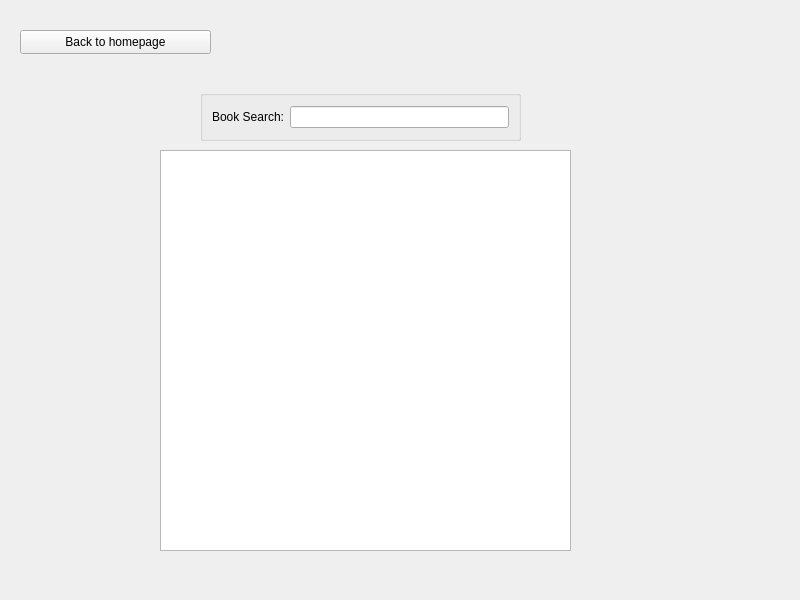
Above: booklistwindow.ui from calderon-antoniop410/LibraryPlusPlus before the change. Below: the same form after it.
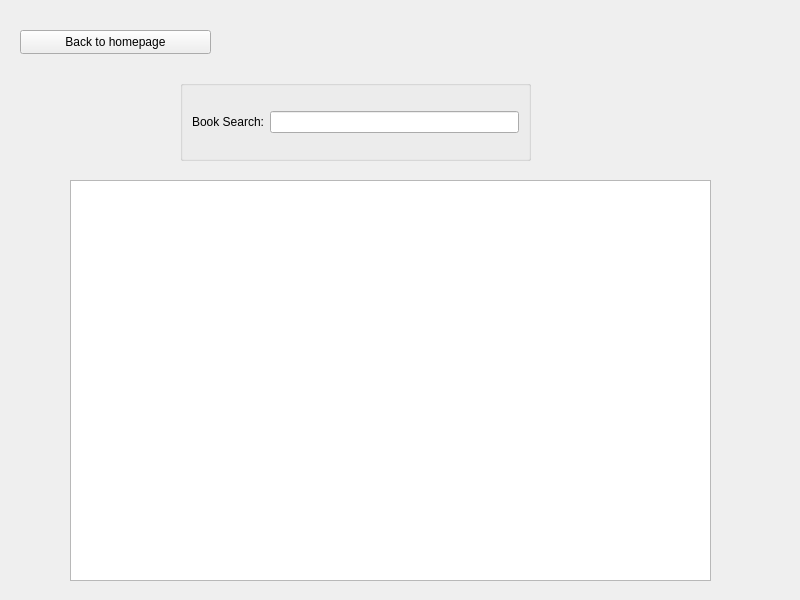
That is the form after the change.

The edit to the form file:
```diff
--- a/booklistwindow.ui
+++ b/booklistwindow.ui
@@ -30,9 +30,9 @@
    <widget class="QTableView" name="tableView">
     <property name="geometry">
      <rect>
-      <x>160</x>
-      <y>150</y>
-      <width>411</width>
+      <x>70</x>
+      <y>180</y>
+      <width>641</width>
       <height>401</height>
      </rect>
     </property>
@@ -40,10 +40,10 @@
    <widget class="QGroupBox" name="groupBox">
     <property name="geometry">
      <rect>
-      <x>200</x>
-      <y>90</y>
-      <width>321</width>
-      <height>51</height>
+      <x>180</x>
+      <y>80</y>
+      <width>351</width>
+      <height>81</height>
      </rect>
     </property>
     <property name="title">
```
